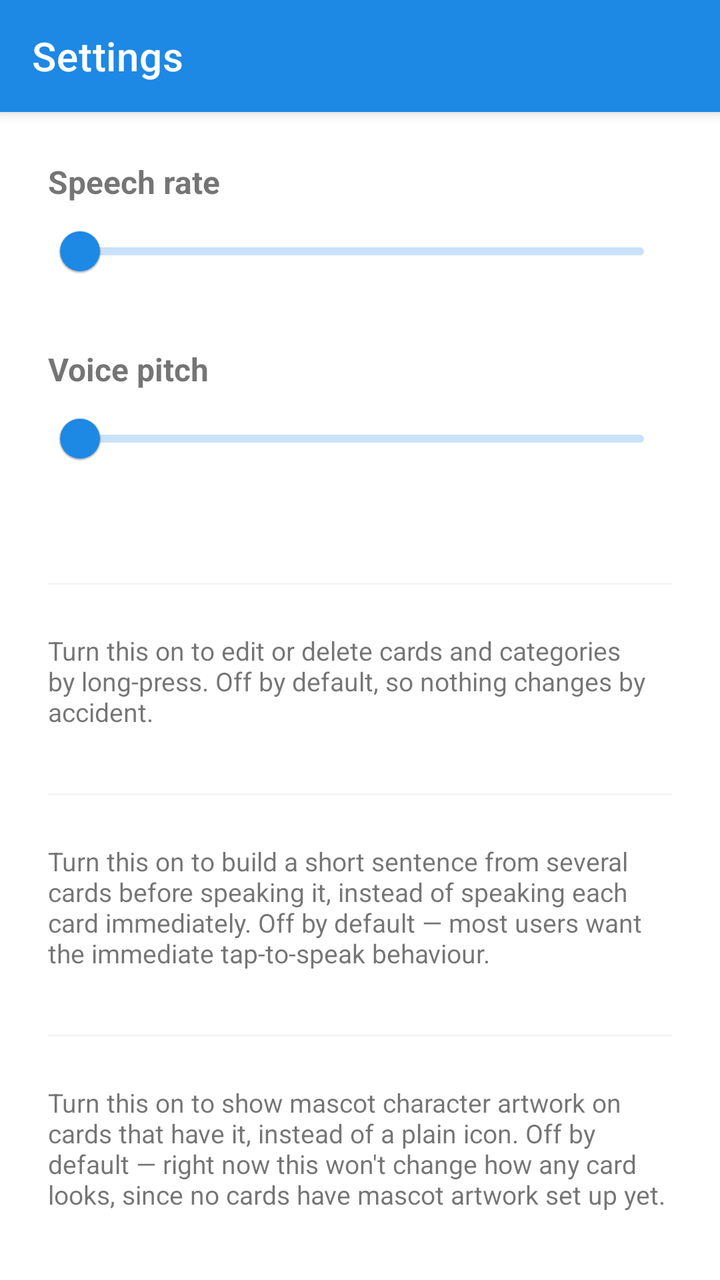
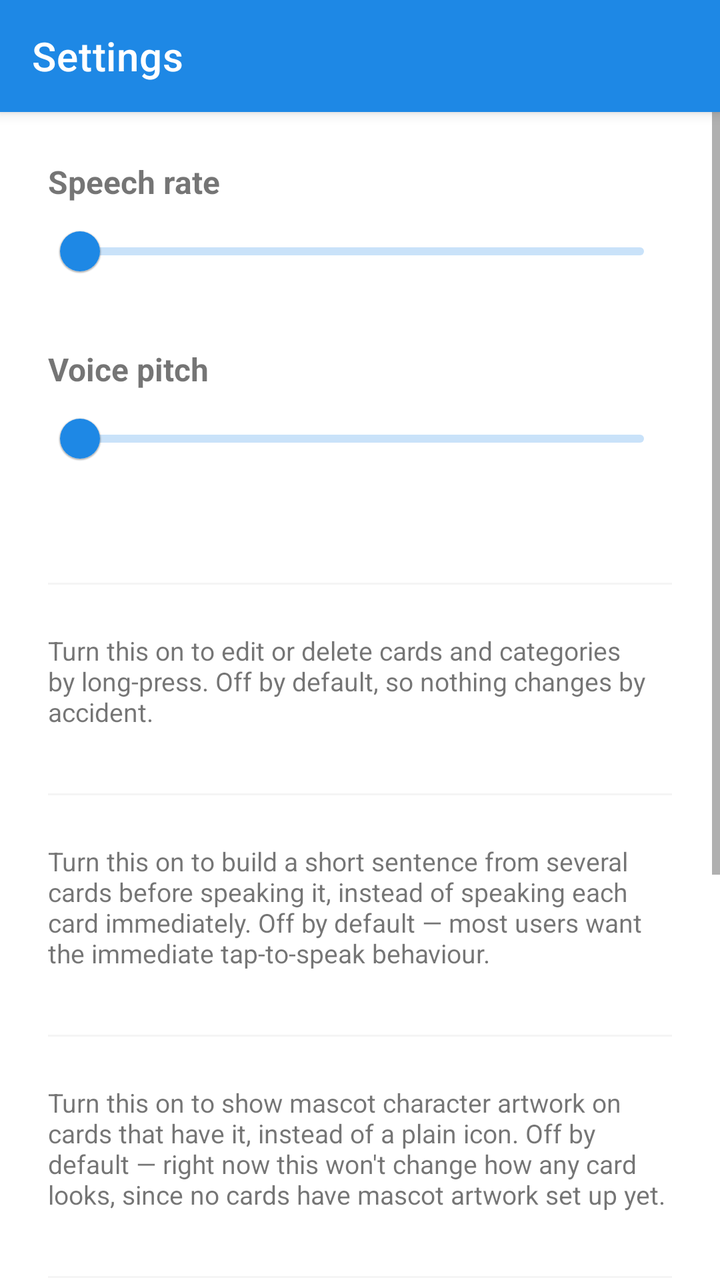

Two renders of the same Android screen: before a commit and after it. Below are the layout's source before the change and the commit's diff.
<!-- AndroidManifest.xml: application theme Theme.FlashTalkAAC -->
<!-- res/layout/activity_settings.xml -->
<?xml version="1.0" encoding="utf-8"?>
<androidx.coordinatorlayout.widget.CoordinatorLayout
    xmlns:android="http://schemas.android.com/apk/res/android"
    xmlns:app="http://schemas.android.com/apk/res-auto"
    android:layout_width="match_parent"
    android:layout_height="match_parent">

    <com.google.android.material.appbar.AppBarLayout
        android:layout_width="match_parent"
        android:layout_height="wrap_content">

        <androidx.appcompat.widget.Toolbar
            android:id="@+id/toolbar"
            android:layout_width="match_parent"
            android:layout_height="?attr/actionBarSize"
            android:background="?attr/colorPrimary"
            android:theme="@style/ThemeOverlay.AppCompat.Dark.ActionBar"
            app:title="@string/action_settings" />

    </com.google.android.material.appbar.AppBarLayout>

    <ScrollView
        android:layout_width="match_parent"
        android:layout_height="match_parent"
        app:layout_behavior="@string/appbar_scrolling_view_behavior">

        <LinearLayout
            android:layout_width="match_parent"
            android:layout_height="wrap_content"
            android:orientation="vertical"
            android:padding="24dp">

            <TextView
                android:layout_width="wrap_content"
                android:layout_height="wrap_content"
                android:text="@string/settings_speech_rate"
                android:textSize="16sp"
                android:textStyle="bold" />

            <com.google.android.material.slider.Slider
                android:id="@+id/sliderSpeechRate"
                android:layout_width="match_parent"
                android:layout_height="wrap_content" />

            <TextView
                android:layout_width="wrap_content"
                android:layout_height="wrap_content"
                android:layout_marginTop="24dp"
                android:text="@string/settings_pitch"
                android:textSize="16sp"
                android:textStyle="bold" />

            <com.google.android.material.slider.Slider
                android:id="@+id/sliderPitch"
                android:layout_width="match_parent"
                android:layout_height="wrap_content" />

            <com.google.android.material.materialswitch.MaterialSwitch
                android:id="@+id/switchDarkMode"
                android:layout_width="match_parent"
                android:layout_height="56dp"
                android:layout_marginTop="24dp"
                android:minHeight="48dp"
                android:text="@string/settings_dark_mode" />

            <com.google.android.material.materialswitch.MaterialSwitch
                android:id="@+id/switchLargeText"
                android:layout_width="match_parent"
                android:layout_height="56dp"
                android:minHeight="48dp"
                android:text="@string/settings_large_text" />

            <View
                android:layout_width="match_parent"
                android:layout_height="1dp"
                android:layout_marginVertical="24dp"
                android:background="@color/colorSurface" />

            <TextView
                android:layout_width="wrap_content"
                android:layout_height="wrap_content"
                android:text="@string/settings_edit_mode_explainer"
                android:textSize="13sp" />

            <com.google.android.material.materialswitch.MaterialSwitch
                android:id="@+id/switchEditMode"
                android:layout_width="match_parent"
                android:layout_height="56dp"
                android:layout_marginTop="8dp"
                android:minHeight="48dp"
                android:text="@string/settings_edit_mode" />

            <View
                android:layout_width="match_parent"
                android:layout_height="1dp"
                android:layout_marginVertical="24dp"
                android:background="@color/colorSurface" />

            <TextView
                android:layout_width="wrap_content"
                android:layout_height="wrap_content"
                android:text="@string/settings_sentence_strip_mode_explainer"
                android:textSize="13sp" />

            <com.google.android.material.materialswitch.MaterialSwitch
                android:id="@+id/switchSentenceStripMode"
                android:layout_width="match_parent"
                android:layout_height="56dp"
                android:layout_marginTop="8dp"
                android:minHeight="48dp"
                android:text="@string/settings_sentence_strip_mode" />

            <View
                android:layout_width="match_parent"
                android:layout_height="1dp"
                android:layout_marginVertical="24dp"
                android:background="@color/colorSurface" />

            <TextView
                android:layout_width="wrap_content"
                android:layout_height="wrap_content"
                android:text="@string/settings_mascot_mode_explainer"
                android:textSize="13sp" />

            <com.google.android.material.materialswitch.MaterialSwitch
                android:id="@+id/switchMascotMode"
                android:layout_width="match_parent"
                android:layout_height="56dp"
                android:layout_marginTop="8dp"
                android:minHeight="48dp"
                android:text="@string/settings_mascot_mode" />

        </LinearLayout>
    </ScrollView>

</androidx.coordinatorlayout.widget.CoordinatorLayout>
<!-- resources referenced by this layout -->
<resources>
  <color name="colorSurface">#FFF5F5F5</color>
  <string name="action_settings">Settings</string>
  <string name="settings_dark_mode">Dark mode</string>
  <string name="settings_edit_mode">Edit mode</string>
  <string name="settings_edit_mode_explainer">Turn this on to edit or delete cards and categories by long-press. Off by default, so nothing changes by accident.</string>
  <string name="settings_large_text">Large text</string>
  <string name="settings_mascot_mode">Mascot mode</string>
  <string name="settings_mascot_mode_explainer">Turn this on to show mascot character artwork on cards that have it, instead of a plain icon. Off by default — right now this won\'t change how any card looks, since no cards have mascot artwork set up yet.</string>
  <string name="settings_pitch">Voice pitch</string>
  <string name="settings_sentence_strip_mode">Sentence strip mode</string>
  <string name="settings_sentence_strip_mode_explainer">Turn this on to build a short sentence from several cards before speaking it, instead of speaking each card immediately. Off by default — most users want the immediate tap-to-speak behaviour.</string>
  <string name="settings_speech_rate">Speech rate</string>
  <style name="Theme.FlashTalkAAC" parent="Theme.MaterialComponents.DayNight.NoActionBar">
          <item name="colorPrimary">@color/colorPrimary</item>
          <item name="colorPrimaryDark">@color/colorPrimaryDark</item>
          <item name="colorAccent">@color/colorAccent</item>
          <item name="android:statusBarColor">@color/colorPrimaryDark</item>
      </style>
  <color name="colorPrimary">#1E88E5</color>
  <color name="colorPrimaryDark">#1565C0</color>
  <color name="colorAccent">#43A047</color>
</resources>

<!-- the commit's change to res/layout/activity_settings.xml (unified diff, before → after) -->
@@ -130,6 +130,69 @@
                 android:minHeight="48dp"
                 android:text="@string/settings_mascot_mode" />
 
+            <View
+                android:layout_width="match_parent"
+                android:layout_height="1dp"
+                android:layout_marginVertical="24dp"
+                android:background="@color/colorSurface" />
+
+            <TextView
+                android:layout_width="wrap_content"
+                android:layout_height="wrap_content"
+                android:text="@string/settings_pure_text_mode_explainer"
+                android:textSize="13sp" />
+
+            <com.google.android.material.materialswitch.MaterialSwitch
+                android:id="@+id/switchPureTextMode"
+                android:layout_width="match_parent"
+                android:layout_height="56dp"
+                android:layout_marginTop="8dp"
+                android:minHeight="48dp"
+                android:text="@string/settings_pure_text_mode" />
+
+            <View
+                android:layout_width="match_parent"
+                android:layout_height="1dp"
+                android:layout_marginVertical="24dp"
+                android:background="@color/colorSurface" />
+
+            <TextView
+                android:layout_width="wrap_content"
+                android:layout_height="wrap_content"
+                android:text="@string/settings_font_style"
+                android:textSize="16sp"
+                android:textStyle="bold" />
+
+            <RadioGroup
+                android:id="@+id/radioGroupFontStyle"
+                android:layout_width="match_parent"
+                android:layout_height="wrap_content"
+                android:layout_marginTop="8dp"
+                android:orientation="vertical">
+
+                <RadioButton
+                    android:id="@+id/radioFontDefault"
+                    android:layout_width="match_parent"
+                    android:layout_height="wrap_content"
+                    android:minHeight="48dp"
+                    android:text="@string/font_style_default" />
+
+                <RadioButton
+                    android:id="@+id/radioFontDyslexia"
+                    android:layout_width="match_parent"
+                    android:layout_height="wrap_content"
+                    android:minHeight="48dp"
+                    android:text="@string/font_style_dyslexia" />
+
+                <RadioButton
+                    android:id="@+id/radioFontEasyRead"
+                    android:layout_width="match_parent"
+                    android:layout_height="wrap_content"
+                    android:minHeight="48dp"
+                    android:text="@string/font_style_easy_read" />
+
+            </RadioGroup>
+
         </LinearLayout>
     </ScrollView>
 
<!-- resource entries referenced after the edit -->
@@ -2,13 +2,19 @@
 <resources>
   <color name="colorSurface">#FFF5F5F5</color>
   <string name="action_settings">Settings</string>
+  <string name="font_style_default">Default</string>
+  <string name="font_style_dyslexia">Dyslexia-friendly (OpenDyslexic)</string>
+  <string name="font_style_easy_read">Easy Read (Atkinson Hyperlegible)</string>
   <string name="settings_dark_mode">Dark mode</string>
   <string name="settings_edit_mode">Edit mode</string>
   <string name="settings_edit_mode_explainer">Turn this on to edit or delete cards and categories by long-press. Off by default, so nothing changes by accident.</string>
+  <string name="settings_font_style">Font</string>
   <string name="settings_large_text">Large text</string>
   <string name="settings_mascot_mode">Mascot mode</string>
   <string name="settings_mascot_mode_explainer">Turn this on to show mascot character artwork on cards that have it, instead of a plain icon. Off by default — right now this won\'t change how any card looks, since no cards have mascot artwork set up yet.</string>
   <string name="settings_pitch">Voice pitch</string>
+  <string name="settings_pure_text_mode">Pure text mode</string>
+  <string name="settings_pure_text_mode_explainer">Turn this on to show only words on cards — no emoji, no photos, no mascot artwork. Off by default.</string>
   <string name="settings_sentence_strip_mode">Sentence strip mode</string>
   <string name="settings_sentence_strip_mode_explainer">Turn this on to build a short sentence from several cards before speaking it, instead of speaking each card immediately. Off by default — most users want the immediate tap-to-speak behaviour.</string>
   <string name="settings_speech_rate">Speech rate</string>
